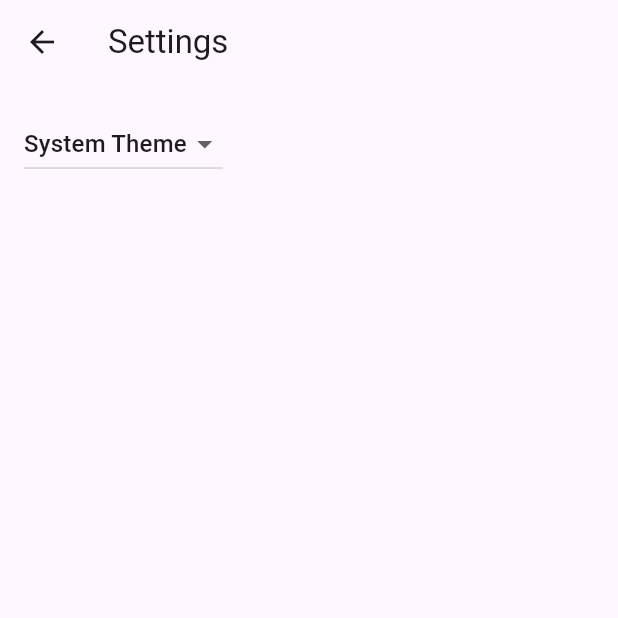
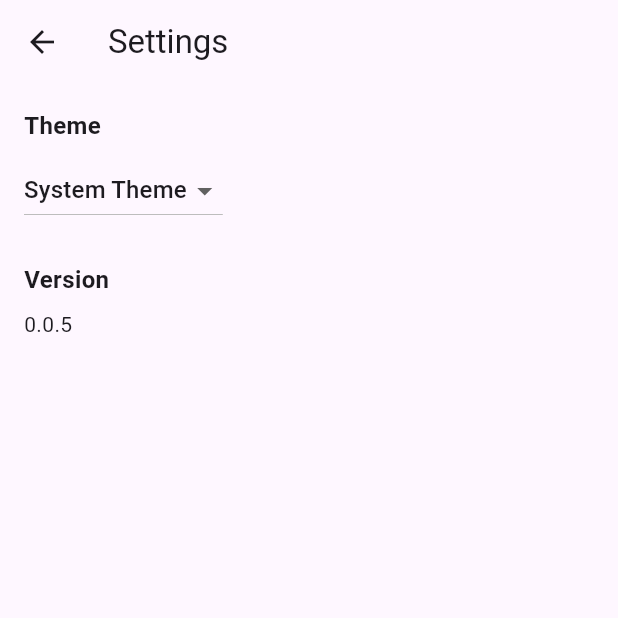
Before and after one commit to ikidd/SilageTracker, a Flutter app: the SettingsView screen opened by its route, on a phone screen of 412 x 824 dp, the top half of it. Run offline on Flutter 3.47's test engine with Material 3 defaults, Android fonts, the phone set to English and light mode, and no system bars; our stand-ins replace supabase_flutter; accounts and stored records are empty; generated files the repository leaves out were written again.

Commit message:
Add version display to settings screen

```diff
--- a/lib/src/settings/settings_controller.dart
+++ b/lib/src/settings/settings_controller.dart
@@ -19,6 +19,9 @@ class SettingsController with ChangeNotifier {
 
   // Allow Widgets to read the user's preferred ThemeMode.
   ThemeMode get themeMode => _themeMode;
+
+  // Get the application version
+  String get version => '0.0.5';
 
   /// Load the user's settings from the SettingsService. It may load from a
   /// local database or the internet. The controller only knows it can load the
--- a/lib/src/settings/settings_view.dart
+++ b/lib/src/settings/settings_view.dart
@@ -21,14 +21,14 @@ class SettingsView extends StatelessWidget {
       ),
       body: Padding(
         padding: const EdgeInsets.all(16),
-        // Glue the SettingsController to the theme selection DropdownButton.
-        //
-        // When a user selects a theme from the dropdown list, the
-        // SettingsController is updated, which rebuilds the MaterialApp.
-        child: DropdownButton<ThemeMode>(
-          // Read the selected themeMode from the controller
+        child: Column(
+          crossAxisAlignment: CrossAxisAlignment.start,
+          children: [
+            // Theme selection dropdown
+            const Text('Theme', style: TextStyle(fontSize: 16, fontWeight: FontWeight.bold)),
+            const SizedBox(height: 8),
+            DropdownButton<ThemeMode>(
               value: controller.themeMode,
-          // Call the updateThemeMode method any time the user selects a theme.
               onChanged: controller.updateThemeMode,
               items: const [
                 DropdownMenuItem(
@@ -45,6 +45,13 @@ class SettingsView extends StatelessWidget {
                 )
               ],
             ),
+            const SizedBox(height: 24),
+            // Version information
+            const Text('Version', style: TextStyle(fontSize: 16, fontWeight: FontWeight.bold)),
+            const SizedBox(height: 8),
+            Text(controller.version),
+          ],
+        ),
       ),
     );
   }
```
Lines whose indentation alone changed are shown as unchanged.
